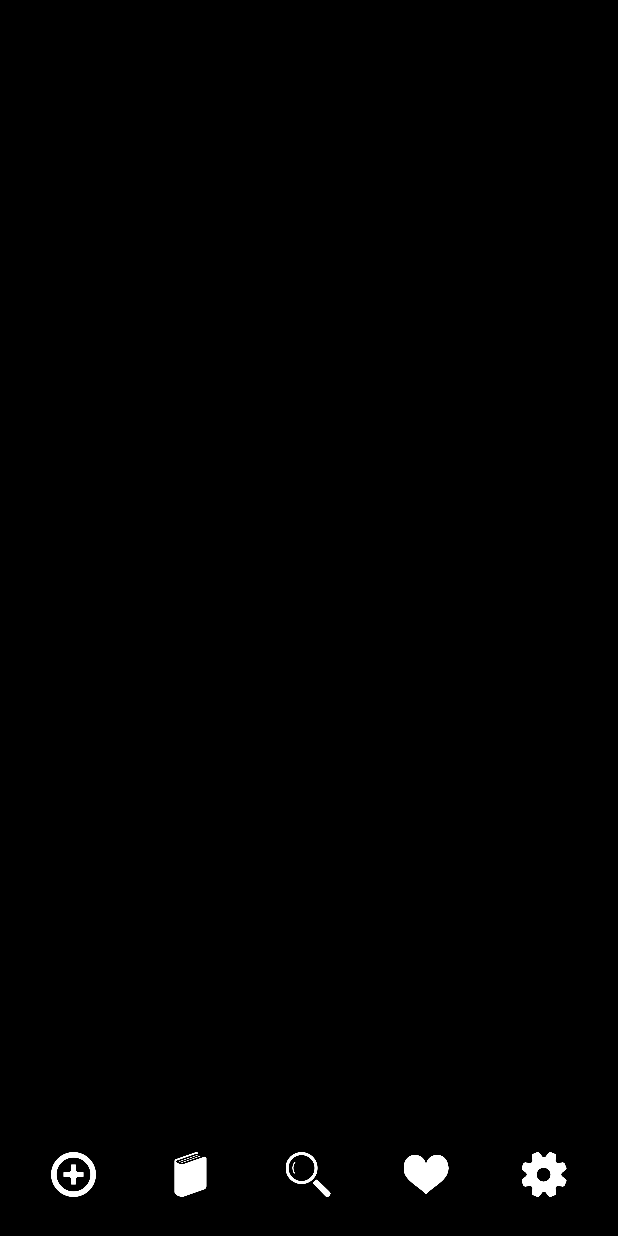
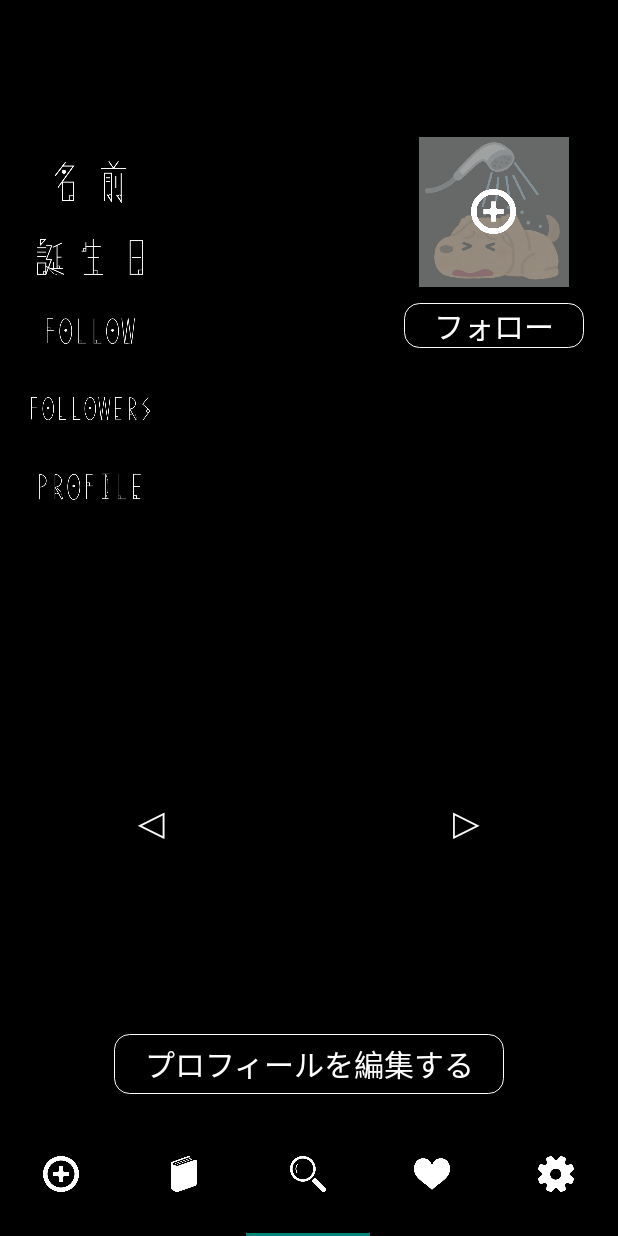
Before and after one commit to kiy0ta/KANSOUBUNKO, an Android app: the MainActivity screen opened directly, with no data from a screen before it, on a phone screen of 412 x 824 dp. Run offline under Robolectric (Android 15) with nearby library versions, the phone set to English and light mode, and no system bars.

Commit message:
# Main画面のボタン→TabLayoutへ変更

```diff
--- a/app/build.gradle
+++ b/app/build.gradle
@@ -25,4 +25,5 @@ dependencies {
     testImplementation 'junit:junit:4.12'
     androidTestImplementation 'com.android.support.test:runner:1.0.2'
     androidTestImplementation 'com.android.support.test.espresso:espresso-core:3.0.2'
+    api 'com.android.support:design:28.0.0'
 }
--- a/app/src/main/java/com/kansoubunko/kiyota/kansoubunko/activity/LoginActivity.java
+++ b/app/src/main/java/com/kansoubunko/kiyota/kansoubunko/activity/LoginActivity.java
@@ -120,7 +120,9 @@ public class LoginActivity extends AppCompatActivity {
                 LocalDate today = LocalDate.now();
                 String strToday = String.valueOf(today);
                 //TODO:日付のフォーマット処理が必要
-                mDao.registBookInfo(userName, "ハンバーグ", "no_book_img", "今日の天気は曇りで、風が吹いていて涼しいです。", strToday);
+                //テストデータ
+                mDao.registBookInfo(userName, "夜は短し歩けよ乙女", "book_yoruhamizikashi", "今日の天気は曇りで、風が吹いていて涼しいです。", strToday);
+                mDao.registBookInfo(userName, "夜行", "book_yakou", "", strToday);
                 //ID取得処理
                 String userId = mDao.findUserIdInfo(userName);
                 //エラーメッセージ用インスタンスを非表示化
--- a/app/src/main/java/com/kansoubunko/kiyota/kansoubunko/activity/MainActivity.java
+++ b/app/src/main/java/com/kansoubunko/kiyota/kansoubunko/activity/MainActivity.java
@@ -3,12 +3,16 @@ package com.kansoubunko.kiyota.kansoubunko.activity;
 import android.content.Intent;
 import android.content.SharedPreferences;
 import android.os.Bundle;
+import android.support.design.widget.TabLayout;
+import android.support.v4.app.Fragment;
 import android.support.v4.app.FragmentTransaction;
+import android.support.v4.view.ViewPager;
 import android.support.v7.app.AppCompatActivity;
 import android.view.View;
 import android.widget.ImageView;
 
 import com.kansoubunko.kiyota.kansoubunko.R;
+import com.kansoubunko.kiyota.kansoubunko.adapter.SectionsPagerAdapter;
 import com.kansoubunko.kiyota.kansoubunko.fragment.FavoriteFragment;
 import com.kansoubunko.kiyota.kansoubunko.fragment.ListFragment;
 import com.kansoubunko.kiyota.kansoubunko.fragment.RegistFragment;
@@ -22,6 +26,15 @@ public class MainActivity extends AppCompatActivity {
     private String userId;
     private String userName;
     private String userPassword;
+    private Fragment[] fragments;
+    public static final int INDEX_REGIST = 0;
+    public static final int INDEX_LIST = 1;
+    public static final int INDEX_TIMELINE = 2;
+    public static final int INDEX_FAVORITE = 3;
+    public static final int INDEX_SETTING = 4;
+    private SectionsPagerAdapter sectionsPagerAdapter;
+    private ViewPager viewPager;
+    private TabLayout tabLayout;
 
     public static Intent getStartIntent(LoginActivity loginActivity) {
         return new Intent(loginActivity, MainActivity.class);
@@ -31,86 +44,67 @@ public class MainActivity extends AppCompatActivity {
     protected void onCreate(Bundle savedInstanceState) {
         super.onCreate(savedInstanceState);
         setContentView(R.layout.activity_main);
+
+        //ユーザー情報を保持する
         titleImage = findViewById(R.id.layout_title);
         mSharedPreferences = getSharedPreferences("userInfo", MODE_PRIVATE);
         userId = mSharedPreferences.getString("userId", "");
         userName = mSharedPreferences.getString("userName", "");
         userPassword = mSharedPreferences.getString("userPassword", "");
 
-        ImageView registButton = findViewById(R.id.tab_regist);
-        registButton.setOnClickListener(new View.OnClickListener() {
-            @Override
-            public void onClick(View v) {
-                //タイトルを変更する
-                titleImage.setImageResource(R.drawable.regist);
-                //fragmentを呼びだす
-                // Fragmentを作成します
-                RegistFragment fragment = new RegistFragment();
-                // Fragmentの追加や削除といった変更を行う際は、Transactionを利用します
-                FragmentTransaction transaction = getSupportFragmentManager().beginTransaction();
-                // 新しく追加を行うのでaddを使用します
-                // 他にも、よく使う操作で、replace removeといったメソッドがあります
-                // メソッドの1つ目の引数は対象のViewGroupのID、2つ目の引数は追加するfragment
-                transaction.add(R.id.fragment_layout, fragment);
-                // 最後にcommitを使用することで変更を反映します
-                transaction.commit();
-            }
-        });
-        ImageView listButton = findViewById(R.id.tab_list);
-        listButton.setOnClickListener(new View.OnClickListener() {
-            @Override
-            public void onClick(View v) {
-                //タイトルを変更する
-                titleImage.setImageResource(R.drawable.list);
-                ListFragment fragment = new ListFragment();
-                FragmentTransaction transaction = getSupportFragmentManager().beginTransaction();
-                transaction.add(R.id.fragment_layout, fragment);
-                transaction.commit();
-            }
-        });
-        ImageView searchButton = findViewById(R.id.tab_search);
-        searchButton.setOnClickListener(new View.OnClickListener() {
-            @Override
-            public void onClick(View v) {
-                //タイトルを変更する
-                titleImage.setImageResource(R.drawable.timeline);
-                TimeLineFragment fragment = new TimeLineFragment();
-                FragmentTransaction transaction = getSupportFragmentManager().beginTransaction();
-                transaction.add(R.id.fragment_layout, fragment);
-                transaction.commit();
-            }
-        });
-        ImageView favoriteButton = findViewById(R.id.tab_favorite);
-        favoriteButton.setOnClickListener(new View.OnClickListener() {
-            @Override
-            public void onClick(View v) {
-                //タイトルを変更する
-                titleImage.setImageResource(R.drawable.regist);
-                FavoriteFragment fragment = new FavoriteFragment();
-                FragmentTransaction transaction = getSupportFragmentManager().beginTransaction();
-                transaction.add(R.id.fragment_layout, fragment);
-                transaction.commit();
-            }
-        });
-        ImageView settingButton = findViewById(R.id.tab_setting);
-        settingButton.setOnClickListener(new View.OnClickListener() {
-            @Override
-            public void onClick(View v) {
-                //タイトルを変更する
-                titleImage.setImageResource(R.drawable.setting);
-                //ユーザー情報を渡す
-                Bundle bundle = new Bundle();
-                bundle.putString("userName", userName);
-                SettingFragment fragment = new SettingFragment();
-                fragment.setArguments(bundle);
-                FragmentTransaction transaction = getSupportFragmentManager().beginTransaction();
-                transaction.add(R.id.fragment_layout, fragment);
-                transaction.commit();
-            }
-        });
 
+        //フラグメントを配列に格納する
+        fragments = new Fragment[5];
+        fragments[INDEX_REGIST] = new RegistFragment();
+        fragments[INDEX_LIST] = new ListFragment();
+        fragments[INDEX_TIMELINE] = new TimeLineFragment();
+        fragments[INDEX_FAVORITE] = new FavoriteFragment();
+        fragments[INDEX_SETTING] = new SettingFragment();
+
+        //ユーザー情報を保持する
+        Bundle bundle = new Bundle();
+        bundle.putString("userName", userName);
+        fragments[INDEX_REGIST].setArguments(bundle);
+        fragments[INDEX_LIST].setArguments(bundle);
+        fragments[INDEX_TIMELINE].setArguments(bundle);
+        fragments[INDEX_FAVORITE].setArguments(bundle);
+        fragments[INDEX_SETTING].setArguments(bundle);
+
+        //viewPager(=fragmentを埋め込むスペースのこと)を生成する
+        sectionsPagerAdapter = new SectionsPagerAdapter(getSupportFragmentManager(), fragments);
+        viewPager = (ViewPager) findViewById(R.id.fragment_layout);
+        viewPager.setAdapter(sectionsPagerAdapter);
+
+        // タブメニューデザイン初期化
+        tabLayout = (TabLayout) findViewById(R.id.tabs);
+        tabLayout.setupWithViewPager(viewPager);
+        tabLayout.setupWithViewPager(viewPager);
+        tabLayout.getTabAt(INDEX_REGIST).setIcon(R.drawable.ic_add);
+        tabLayout.getTabAt(INDEX_LIST).setIcon(R.drawable.ic_book);
+        tabLayout.getTabAt(INDEX_TIMELINE).setIcon(R.drawable.ic_search);
+        tabLayout.getTabAt(INDEX_FAVORITE).setIcon(R.drawable.ic_favorite);
+        tabLayout.getTabAt(INDEX_SETTING).setIcon(R.drawable.ic_setting);
+
+        //初期表示をセット
+        tabLayout.getTabAt(getIntent().getIntExtra("STARTAT", INDEX_TIMELINE)).select();
     }
 }
+//        ImageView settingButton = findViewById(R.id.tab_setting);
+//        settingButton.setOnClickListener(new View.OnClickListener() {
+//            @Override
+//            public void onClick(View v) {
+//                //タイトルを変更する
+//                titleImage.setImageResource(R.drawable.setting);
+//                //ユーザー情報を渡す
+//                Bundle bundle = new Bundle();
+//                bundle.putString("userName", userName);
+//                SettingFragment fragment = new SettingFragment();
+//                fragment.setArguments(bundle);
+//                FragmentTransaction transaction = getSupportFragmentManager().beginTransaction();
+//                transaction.add(R.id.fragment_layout, fragment);
+//                transaction.commit();
+//            }
+//        });
 
 //かつてのMain画面
 //        ImageView registImageView = findViewById(R.id.main_regist);
--- a/app/src/main/java/com/kansoubunko/kiyota/kansoubunko/adapter/BookListGridAdapter.java
+++ b/app/src/main/java/com/kansoubunko/kiyota/kansoubunko/adapter/BookListGridAdapter.java
@@ -1,6 +1,7 @@
 package com.kansoubunko.kiyota.kansoubunko.adapter;
 
 import android.content.Context;
+import android.util.Log;
 import android.view.LayoutInflater;
 import android.view.View;
 import android.view.ViewGroup;
--- /dev/null
+++ b/app/src/main/java/com/kansoubunko/kiyota/kansoubunko/adapter/SectionsPagerAdapter.java
@@ -0,0 +1,52 @@
+package com.kansoubunko.kiyota.kansoubunko.adapter;
+
+import android.support.v4.app.Fragment;
+import android.support.v4.app.FragmentManager;
+import android.support.v4.app.FragmentPagerAdapter;
+
+/**
+ * フラグメント管理クラス
+ */
+public class SectionsPagerAdapter extends FragmentPagerAdapter {
+
+    public Fragment[] fragments;
+
+    /**
+     * コンストラクタ
+     *
+     * @param fm フラグメントマネージャー
+     */
+    public SectionsPagerAdapter(FragmentManager fm, Fragment[] fragments) {
+
+        super(fm);
+
+        this.fragments = fragments;
+    }
+
+    /**
+     * タブのインデックスに対応したフラグメントを取得するメソッド
+     *
+     * @param position タブのインデックス
+     * @return　インデックスに対応したフラグメント
+     */
+    @Override
+    public Fragment getItem(int position) {
+        return fragments[position];
+    }
+
+    /**
+     * タブに登録されたフラグメントの数を取得するメソッド
+     *
+     * @return 登録されたフラグメントの数
+     */
+    @Override
+    public int getCount() {
+        return fragments.length;
+    }
+
+    @Override
+    public CharSequence getPageTitle(int position) {
+        return "";
+    }
+
+}
--- a/app/src/main/java/com/kansoubunko/kiyota/kansoubunko/fragment/ListFragment.java
+++ b/app/src/main/java/com/kansoubunko/kiyota/kansoubunko/fragment/ListFragment.java
@@ -1,8 +1,6 @@
 package com.kansoubunko.kiyota.kansoubunko.fragment;
 
 
-import android.content.Intent;
-import android.content.SharedPreferences;
 import android.content.res.Resources;
 import android.os.Bundle;
 import android.support.v4.app.Fragment;
@@ -10,12 +8,10 @@ import android.view.LayoutInflater;
 import android.view.View;
 import android.view.ViewGroup;
 import android.widget.AdapterView;
-import android.widget.Button;
 import android.widget.GridView;
 import android.widget.TextView;
 
 import com.kansoubunko.kiyota.kansoubunko.R;
-import com.kansoubunko.kiyota.kansoubunko.activity.MainActivity;
 import com.kansoubunko.kiyota.kansoubunko.adapter.BookListGridAdapter;
 import com.kansoubunko.kiyota.kansoubunko.dao.KansouDao;
 import com.kansoubunko.kiyota.kansoubunko.dto.BookInfoEntity;
@@ -34,7 +30,9 @@ public class ListFragment extends Fragment {
     // Resource IDを格納するarray
     private List<Integer> bookImgList = new ArrayList<>();
     private int reviewListCount = 0;
-    private SharedPreferences mSharedPreferences;
+    private String username;
+    private Bundle bundle;
+    private final static String PACKAGE_NAME = "com.kansoubunko.kiyota.kansoubunko.fragment.ListFragment";
     /**
      * ゲージビューの最大幅
      */
@@ -56,10 +54,6 @@ public class ListFragment extends Fragment {
      */
     private static final double RATE_OF_HEIGHT_DISPLAY = 0.05;
 
-    public static Intent getStartIntent(MainActivity mainActivity) {
-        return new Intent(mainActivity, ListFragment.class);
-    }
-
     @Override
     public View onCreateView(LayoutInflater inflater, ViewGroup container,
                              Bundle savedInstanceState) {
@@ -68,16 +62,21 @@ public class ListFragment extends Fragment {
         final Resources res = getResources();
         final View inflate = inflater.inflate(R.layout.fragment_list, container, false);
 
+        //ユーザー情報を取得する
+        bundle = getArguments();
+        username = bundle.getString("userName");
+
         //特定のユーザーの本のすべてのデータを取得する
-//        mDao = new KansouDao(getApplicationContext());
-//        mSharedPreferences = getSharedPreferences("userInfo", MODE_PRIVATE);
-//        String s = mSharedPreferences.getString("userName", "");
-//        bookInfoList = mDao.selectBookInfo(s);
+        mDao = new KansouDao(getActivity());
+        bookInfoList = mDao.selectBookInfo(username);
+        for (BookInfoEntity e : bookInfoList) {
+            e.getBookImage();
+        }
 
         //感想が記入されている本の件数を取得する
         int i = 0;
         for (BookInfoEntity entity : bookInfoList) {
-            if (bookInfoList.get(i).getBookReview().length() > 1) {
+            if (bookInfoList.get(i).getBookReview().length() > 2) {
                 entity.setBookId(bookInfoList.get(i).getBookId());
                 i++;
             }
@@ -93,9 +92,9 @@ public class ListFragment extends Fragment {
             //imageを格納する
             entity.setBookImage(bookInfoList.get(position).getBookImage());
             image = entity.getBookImage();
-//            int imageId = getResources().getIdentifier(
-//                    image, "drawable", getPackageName());
-//            bookImgList.add(imageId);
+            int imageId = getResources().getIdentifier(
+                    image, "drawable", getActivity().getPackageName());
+            bookImgList.add(imageId);
             //titleを格納する
             entity.setBookTitle(bookInfoList.get(position).getBookTitle());
             title = entity.getBookTitle();
@@ -108,8 +107,8 @@ public class ListFragment extends Fragment {
         TextView gaugeTextView = inflate.findViewById(R.id.count_gauge);
 
         //ゲージViewの大きさを設定
-//        int width = (int) (PhoneInfo.getPhoneWidth(this) * this.RATE_OF_WIDTH_DISPLAY);
-//        int height = (int) (PhoneInfo.getPhoneWidth(this) * this.RATE_OF_HEIGHT_DISPLAY);
+        int width = (int) (PhoneInfo.getPhoneWidth(getActivity()) * this.RATE_OF_WIDTH_DISPLAY);
+        int height = (int) (PhoneInfo.getPhoneWidth(getActivity()) * this.RATE_OF_HEIGHT_DISPLAY);
         gaugeMaxTextView.setWidth(width);
         gaugeMaxTextView.setHeight(height);
         int bookAllCount = bookInfoList.size();
@@ -117,29 +116,24 @@ public class ListFragment extends Fragment {
 
         //本の画像一覧を表示するGridViewを生成
         GridView bookListGridView = inflate.findViewById(R.id.list_book);
-//        BookListGridAdapter adapter = new BookListGridAdapter(this, R.layout.item_book_list, bookImgList, bookTitleList);
-//        bookListGridView.setAdapter(adapter);
+        BookListGridAdapter adapter = new BookListGridAdapter(getActivity(), R.layout.item_book_list, bookImgList, bookTitleList);
+        bookListGridView.setAdapter(adapter);
 
-        Button bookRegistButton = inflate.findViewById(R.id.list_regist);
-        bookRegistButton.setOnClickListener(new View.OnClickListener() {
-            @Override
-            public void onClick(View v) {
-//                startActivity(RegistFragment.getStartIntent(ListFragment.this));
-            }
-        });
         //画像が押下されたときの処理
         bookListGridView.setOnItemClickListener(new AdapterView.OnItemClickListener() {
             @Override
             public void onItemClick(AdapterView<?> parent, View view, int position, long id) {
                 // clickされたpositionのtextとphotoのID
-//                long viewId = id;
-//                int selectedImage = bookImgList.get(position);
-//                String selectedTitle = bookTitleList.get(position);
-//                // インテントにセット
-//                startActivity(RegistFragment.getStartIntent(ListFragment.this));
+                long viewId = id;
+                int selectedImage = bookImgList.get(position);
+                String selectedTitle = bookTitleList.get(position);
+                RegistFragment fragment = new RegistFragment();
+                bundle.putInt("bookImgList", selectedImage);
+                bundle.putString("bookTitleList", selectedTitle);
+                fragment.setArguments(bundle);
+                fragment.initView();
             }
         });
-
         return inflate;
     }
 
--- a/app/src/main/java/com/kansoubunko/kiyota/kansoubunko/fragment/RegistFragment.java
+++ b/app/src/main/java/com/kansoubunko/kiyota/kansoubunko/fragment/RegistFragment.java
@@ -167,6 +167,10 @@ public class RegistFragment extends Fragment {
 
     }
 
+    //閲覧モード
+    public void initView() {
+
+    }
 }
 
 
--- a/app/src/main/java/com/kansoubunko/kiyota/kansoubunko/fragment/TimeLineFragment.java
+++ b/app/src/main/java/com/kansoubunko/kiyota/kansoubunko/fragment/TimeLineFragment.java
@@ -1,19 +1,13 @@
 package com.kansoubunko.kiyota.kansoubunko.fragment;
 
-import android.content.Intent;
 import android.os.Bundle;
-import android.support.annotation.Nullable;
 import android.support.v4.app.Fragment;
-import android.support.v7.app.AppCompatActivity;
 import android.view.LayoutInflater;
 import android.view.View;
 import android.view.ViewGroup;
-import android.widget.Button;
 import android.widget.ListView;
-import android.widget.TextView;
 
 import com.kansoubunko.kiyota.kansoubunko.R;
-import com.kansoubunko.kiyota.kansoubunko.activity.MainActivity;
 import com.kansoubunko.kiyota.kansoubunko.adapter.TimeLineListViewAdapter;
 import com.kansoubunko.kiyota.kansoubunko.dao.KansouDao;
 import com.kansoubunko.kiyota.kansoubunko.dto.BookInfoEntity;
@@ -24,10 +18,7 @@ import java.util.List;
 public class TimeLineFragment extends Fragment {
 
     public KansouDao mDao;
-
-    public static Intent getStartIntent(MainActivity mainActivity) {
-        return new Intent(mainActivity, TimeLineFragment.class);
-    }
+    private List<BookInfoEntity> bookInfoList;
 
     @Override
     public View onCreateView(LayoutInflater inflater, ViewGroup container,
@@ -35,24 +26,13 @@ public class TimeLineFragment extends Fragment {
 
         // 画面初期化処理
         final View inflate = inflater.inflate(R.layout.fragment_setting, container, false);
-        TextView titleText = inflate.findViewById(R.id.textView);
-        Button button = inflate.findViewById(R.id.button);
+        //本のデータを取得する
+        mDao = new KansouDao(getActivity());
+        bookInfoList = new ArrayList<>();
+        bookInfoList = mDao.selectBookInfoAll();
+        ListView listView = inflate.findViewById(R.id.time_line_list_view);
+        TimeLineListViewAdapter timeLineListViewAdapter = new TimeLineListViewAdapter(getActivity(), bookInfoList);
+//        listView.setAdapter(timeLineListViewAdapter);
         return inflate;
     }
-
-//    @Override
-//    protected void onCreate(@Nullable Bundle savedInstanceState) {
-//        super.onCreate(savedInstanceState);
-//
-//        setContentView(R.layout.fragment_timeline);
-//
-//        List<BookInfoEntity> kansou = new ArrayList<>();
-//        mDao = new KansouDao(this);
-//        kansou = mDao.selectBookInfoAll();
-//
-//        ListView listView = findViewById(R.id.time_line_list_view);
-//        TimeLineListViewAdapter timeLineListViewAdapter = new TimeLineListViewAdapter(this, kansou);
-//        listView.setAdapter(timeLineListViewAdapter);
-//
-//    }
 }
--- a/app/src/main/res/layout/activity_main.xml
+++ b/app/src/main/res/layout/activity_main.xml
@@ -32,100 +32,21 @@
 
             </LinearLayout>
 
-            <FrameLayout
+            <android.support.v4.view.ViewPager
                 android:id="@+id/fragment_layout"
                 android:layout_width="match_parent"
                 android:layout_height="0dp"
                 android:layout_gravity="center"
-                android:layout_weight="8"></FrameLayout>
+                android:layout_weight="8" />
 
-            <!--<ImageView-->
-            <!--android:id="@+id/main_regist"-->
-            <!--android:layout_width="300dp"-->
-            <!--android:layout_height="100dp"-->
-            <!--android:layout_marginBottom="20dp"-->
-            <!--android:background="@drawable/shape_login_button"-->
-            <!--android:padding="2dp"-->
-            <!--android:src="@drawable/change_main_regist" />-->
-
-            <!--<ImageView-->
-            <!--android:id="@+id/main_list"-->
-            <!--android:layout_width="300dp"-->
-            <!--android:layout_height="100dp"-->
-            <!--android:layout_marginBottom="20dp"-->
-            <!--android:background="@drawable/shape_login_button"-->
-            <!--android:padding="2dp"-->
-            <!--android:src="@drawable/change_main_list" />-->
-
-            <!--<ImageView-->
-            <!--android:id="@+id/main_setting"-->
-            <!--android:layout_width="300dp"-->
-            <!--android:layout_height="100dp"-->
-            <!--android:layout_marginBottom="20dp"-->
-            <!--android:background="@drawable/shape_login_button"-->
-            <!--android:padding="2dp"-->
-            <!--android:src="@drawable/change_main_setting" />-->
-
-            <!--<ImageView-->
-            <!--android:id="@+id/main_time_line"-->
-            <!--android:layout_width="300dp"-->
-            <!--android:layout_height="100dp"-->
-            <!--android:background="@drawable/shape_login_button"-->
-            <!--android:padding="2dp"-->
-            <!--android:src="@drawable/change_main_timeline" />-->
-            <!--</LinearLayout>-->
-
-            <LinearLayout
+            <android.support.design.widget.TabLayout
+                android:id="@+id/tabs"
                 android:layout_width="match_parent"
                 android:layout_height="0dp"
-                android:layout_alignParentBottom="true"
+                android:layout_gravity="center_horizontal"
                 android:layout_weight="1"
-                android:gravity="center_horizontal"
-                android:orientation="horizontal">
+                android:background="@color/black" />
 
-                <ImageView
-                    android:id="@+id/tab_regist"
-                    android:layout_width="40dp"
-                    android:layout_height="30dp"
-                    android:layout_gravity="center"
-                    android:layout_marginLeft="10dp"
-                    android:layout_weight="1"
-                    android:src="@drawable/ic_add" />
-
-                <ImageView
-                    android:id="@+id/tab_list"
-                    android:layout_width="40dp"
-                    android:layout_height="30dp"
-                    android:layout_gravity="center"
-                    android:layout_weight="1"
-                    android:src="@drawable/ic_book" />
-
-                <ImageView
-                    android:id="@+id/tab_search"
-                    android:layout_width="40dp"
-                    android:layout_height="30dp"
-                    android:layout_gravity="center"
-                    android:layout_weight="1"
-                    android:src="@drawable/ic_search" />
-
-                <ImageView
-                    android:id="@+id/tab_favorite"
-                    android:layout_width="40dp"
-                    android:layout_height="30dp"
-                    android:layout_gravity="center"
-                    android:layout_weight="1"
-                    android:src="@drawable/ic_favorite" />
-
-                <ImageView
-                    android:id="@+id/tab_setting"
-                    android:layout_width="40dp"
-                    android:layout_height="30dp"
-                    android:layout_gravity="center"
-                    android:layout_marginRight="10dp"
-                    android:layout_weight="1"
-                    android:src="@drawable/ic_setting" />
-
-            </LinearLayout>
         </LinearLayout>
     </RelativeLayout>
 </FrameLayout>
```
Also changed, not shown: app/src/main/java/com/kansoubunko/kiyota/kansoubunko/dao/KansouDao.java (+25 -5 lines), app/src/main/res/layout/fragment_list.xml (+0 -17 lines).
